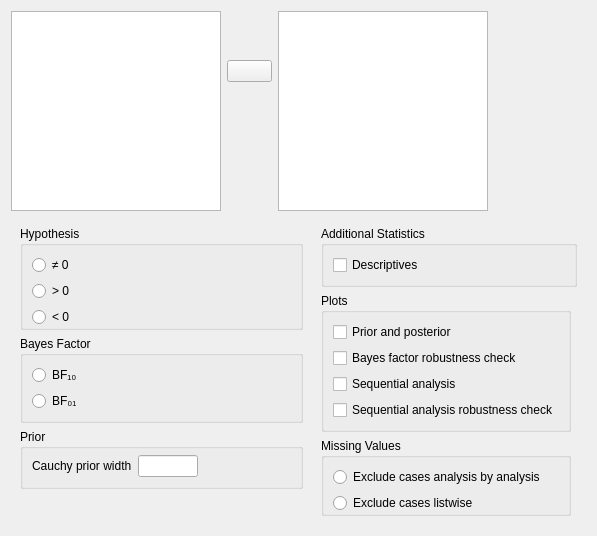
First picture: the form in JASP-Desktop/analysisforms/ttestbayesianonesampleform.ui, repository jasp-stats/jasp-desktop, before the edit.
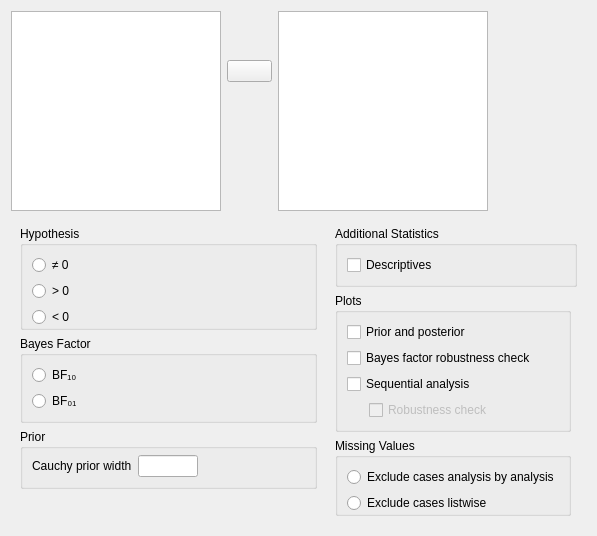
Second picture: the form after the edit. Custom widgets are drawn as their Qt base class.

Commit message: T-Tests UI: made robustness check a sub option

What changed in the file:
```diff
--- a/JASP-Desktop/analysisforms/ttestbayesianonesampleform.ui
+++ b/JASP-Desktop/analysisforms/ttestbayesianonesampleform.ui
@@ -175,32 +175,45 @@
            <property name="flat">
             <bool>true</bool>
            </property>
-           <layout class="QGridLayout" name="gridLayout_12">
-            <item row="0" column="0">
-             <widget class="BoundCheckBox" name="plotPriorAndPosterior">
-              <property name="text">
-               <string>Prior and posterior</string>
+           <layout class="QGridLayout" name="gridLayout_4">
+            <item row="3" column="0">
+             <widget class="QWidget" name="widget_4" native="true">
+              <property name="maximumSize">
+               <size>
+                <width>16</width>
+                <height>16777215</height>
+               </size>
               </property>
              </widget>
             </item>
-            <item row="1" column="0">
-             <widget class="BoundCheckBox" name="plotBayesFactorRobustness">
-              <property name="text">
-               <string>Bayes factor robustness check</string>
-              </property>
-             </widget>
-            </item>
-            <item row="2" column="0">
+            <item row="2" column="0" colspan="3">
              <widget class="BoundCheckBox" name="plotSequentialAnalysis">
               <property name="text">
                <string>Sequential analysis</string>
               </property>
              </widget>
             </item>
-            <item row="3" column="0">
+            <item row="1" column="0" colspan="3">
+             <widget class="BoundCheckBox" name="plotBayesFactorRobustness">
+              <property name="text">
+               <string>Bayes factor robustness check</string>
+              </property>
+             </widget>
+            </item>
+            <item row="0" column="0" colspan="3">
+             <widget class="BoundCheckBox" name="plotPriorAndPosterior">
+              <property name="text">
+               <string>Prior and posterior</string>
+              </property>
+             </widget>
+            </item>
+            <item row="3" column="1" colspan="2">
              <widget class="BoundCheckBox" name="plotSequentialAnalysisRobustness">
+              <property name="enabled">
+               <bool>false</bool>
+              </property>
               <property name="text">
-               <string>Sequential analysis robustness check</string>
+               <string>Robustness check</string>
               </property>
              </widget>
             </item>
```
Left out of the diff: 19 changed lines with no effect on the pictures. The commit also changes 2 other files.
